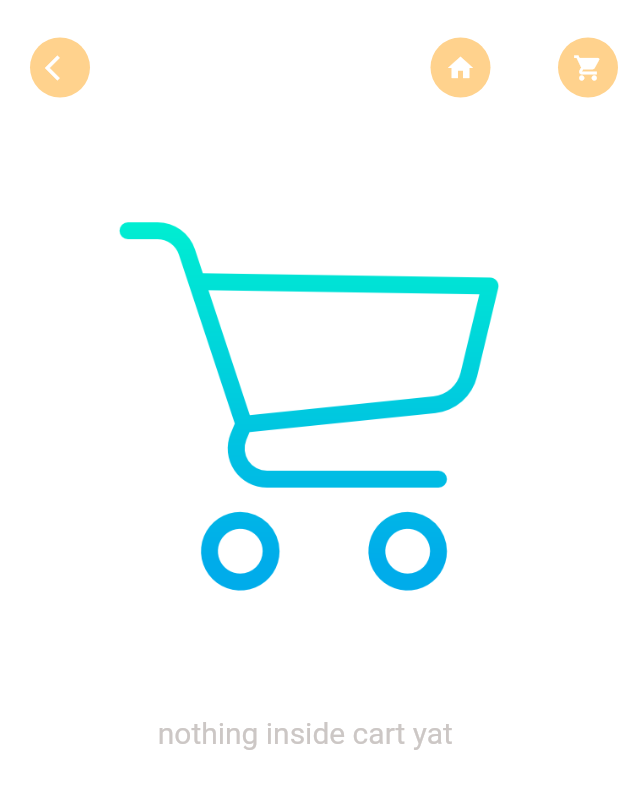
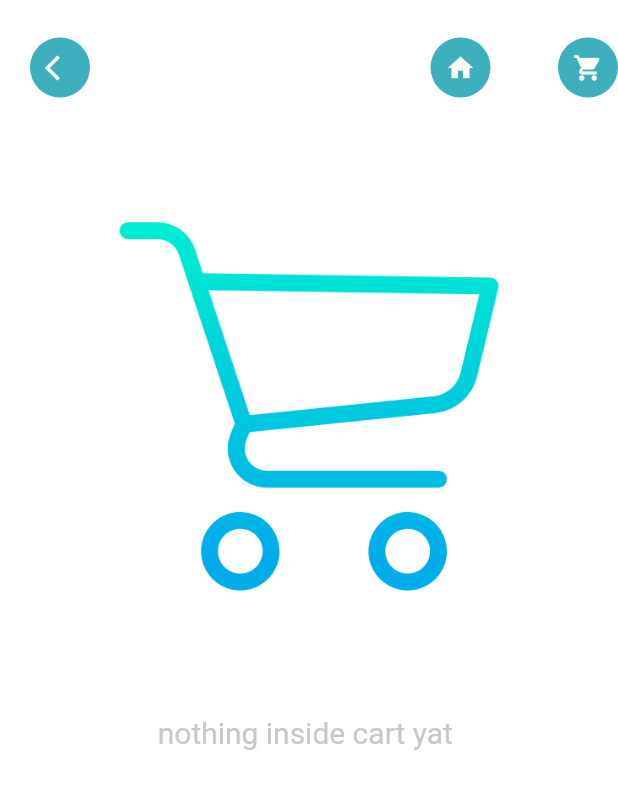
Before and after one commit to khaledsawan/Hungry-, a Flutter app: the CartPage screen opened by its route, on a phone screen of 412 x 824 dp. Shown: the top 789 px of the screen. Run offline on Flutter 3.47's test engine with Material 2 defaults, Android fonts, the phone set to English and light mode, and no system bars; our stand-ins replace dots_indicator, flutter_typeahead, geocoding, geolocator, get, get_storage and 4 more; missing offline and left inert: flutter_keyboard_visibility_web, flutter_secure_storage_web, geolocator_web, google_maps_flutter_web, google_maps_webservice, package_info_plus_web and 1 more; accounts and stored records are empty; network calls fail.

```diff
--- a/lib/main.dart
+++ b/lib/main.dart
@@ -30,9 +30,8 @@ class MyApp extends StatelessWidget {
           debugShowCheckedModeBanner: false,
           theme: ThemeData(primaryColor: AppColors.mainColor,),
          // home: SettingPage(),
-         initialRoute: AppRoutes.SplashScreen,
+          initialRoute: AppRoutes.SplashScreen,
           getPages: AppRoutes.routes,
-
           // language
           locale: const Locale('gu', 'IN'),
           translations: LocaleString(),
--- a/lib/utils/AppConstants.dart
+++ b/lib/utils/AppConstants.dart
@@ -6,7 +6,7 @@ class AppConstants {
                    /*  for api   */
 
   //for base Uri
-  static const String BASE_URL = "http://mvs.bslmeiyu.com";//http://mvs.bslmeiyu.com
+  static const String BASE_URL = "http://192.168.1.5:8000";//http://mvs.bslmeiyu.com
 
   //for product
   static const String POPULAR_PRODUCT_URL = "/api/v1/products/popular";
--- a/lib/utils/colors.dart
+++ b/lib/utils/colors.dart
@@ -1,19 +1,19 @@
 import 'dart:ui';
 
-class AppColors{
+class AppColors {
   static final Color textColor = const Color(0xFFccc7c5);
-  static final Color mainColor = const Color(0xFFffd28d);//0xFF89dad0
- // static final Color mainColor =  Color.fromRGBO(235, 149, 50, 1);//0xFF89dad0	(255,69,0)
+ // static final Color mainColor = const Color(0xFFffd28d); //0xFF89dad0
+   static final Color mainColor =  Color.fromARGB(255, 62, 176, 189);
   //static final Color mainColor = const Color(0xFFfa7552);
   static final Color iconColor1 = const Color(0xFFffd28d);
   static final Color iconColor2 = const Color(0xFFfcab88);
   static final Color paraColor = const Color(0xFF8f837f);
   static final Color whitebackgruond = const Color(0xFF8f837f);
-  static final Color buttonBackgroundColor= const Color(0xFFf7f6f4);
+  static final Color buttonBackgroundColor = const Color(0xFFf7f6f4);
   static final Color signColor = const Color(0xFFa9a29f);
   static final Color titleColor = const Color(0xFF5c524f);
   static final Color mainBlackColor = const Color(0xFF332d2b);
   //static final Color yellowColor = const Color(0xFFfa7552);
-  static final Color yellowColor = const Color(0xFF89dad0);//
+  static final Color yellowColor = const Color(0xFF89dad0); //
 
 }
```
